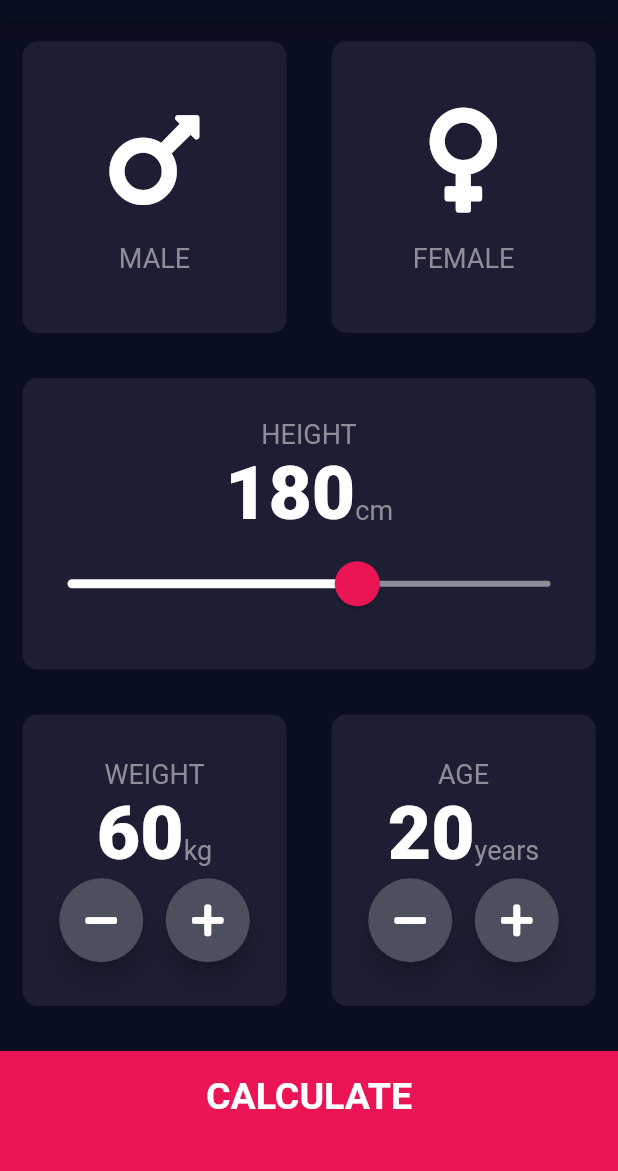
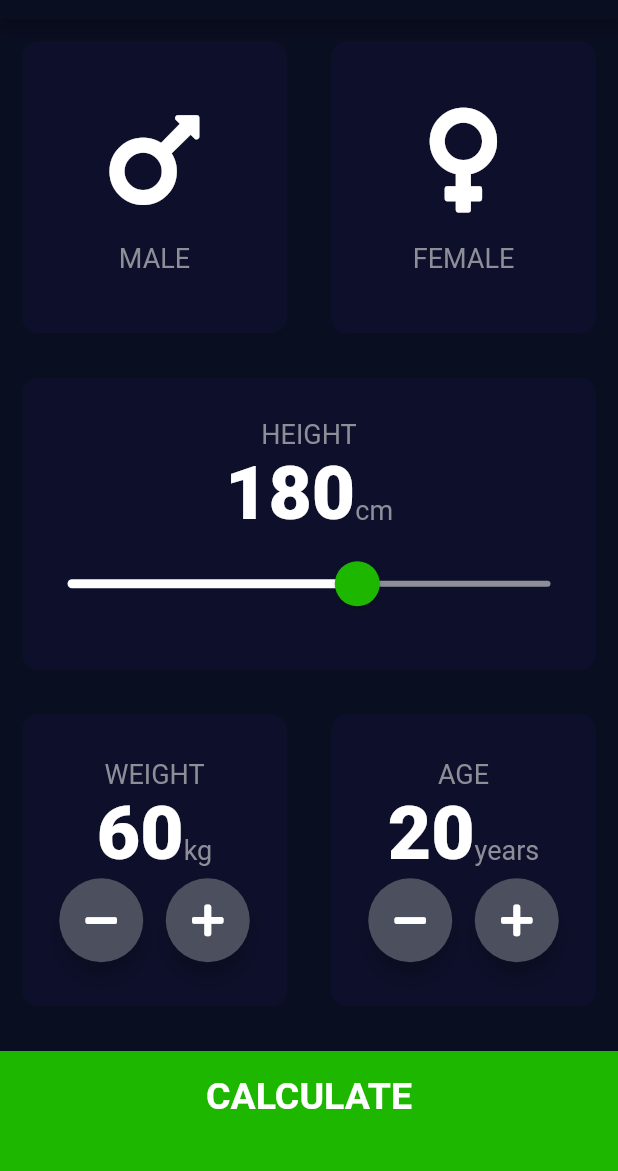
Before and after one commit to jjgajjar04069999/bmi-calculator-flutter, a Flutter app: the screen it shows after launch, on a phone screen of 412 x 824 dp, the part 65-1236 px from its top. Run offline on Flutter 3.47's test engine with Material 2 defaults, Android fonts, the phone set to English and light mode, and no system bars; our stand-ins replace font_awesome_flutter.

Commit message:
Updated V1 android Embedding to V2 and UI changes

```diff
--- a/lib/constants.dart
+++ b/lib/constants.dart
@@ -6,9 +6,9 @@ const kLabelTextStyle = TextStyle(
 );
 
 const kBottonContainerHeight = 80.0;
-const kCardColor = Color(0xFF1D1E33);
-const kActiveCardColor = Color(0xFF2A2B65);
-const kBottonContainerColor = Color(0xFFEB1555);
+const kCardColor = Color.fromARGB(255, 14, 16, 43);
+const kActiveCardColor = Color.fromARGB(255, 19, 21, 63);
+const kBottonContainerColor = Color(0xFF1DB700);
 
 const kNumbersTextStyle = TextStyle(
   fontSize: 50.0,
--- a/lib/main.dart
+++ b/lib/main.dart
@@ -11,9 +11,9 @@ class BMICalculator extends StatelessWidget {
     return MaterialApp(
       theme: ThemeData.dark().copyWith(
         appBarTheme: AppBarTheme(
-          color: Color(0xFF0A0E21),
+          color: const Color(0xFF0A0E21),
         ),
-        scaffoldBackgroundColor: Color(0xFF0A0E21),
+        scaffoldBackgroundColor: const Color(0xFF0A0E21),
       ),
       home: InputPage(),
     );
--- a/lib/screens/input_page.dart
+++ b/lib/screens/input_page.dart
@@ -106,8 +106,8 @@ class _InputPageState extends State<InputPage> {
                     data: SliderTheme.of(context).copyWith(
                       activeTrackColor: Colors.white,
                       inactiveTrackColor: Color(0xFF8d8e98),
-                      thumbColor: Color(0xFFEB1555),
-                      overlayColor: Color(0x29EB1555),
+                      thumbColor: kBottonContainerColor,
+                      overlayColor: Color(0x291DB700),
                       thumbShape:
                           RoundSliderThumbShape(enabledThumbRadius: 15.0),
                       overlayShape:
```
Also changed, not shown: 3 other files.
